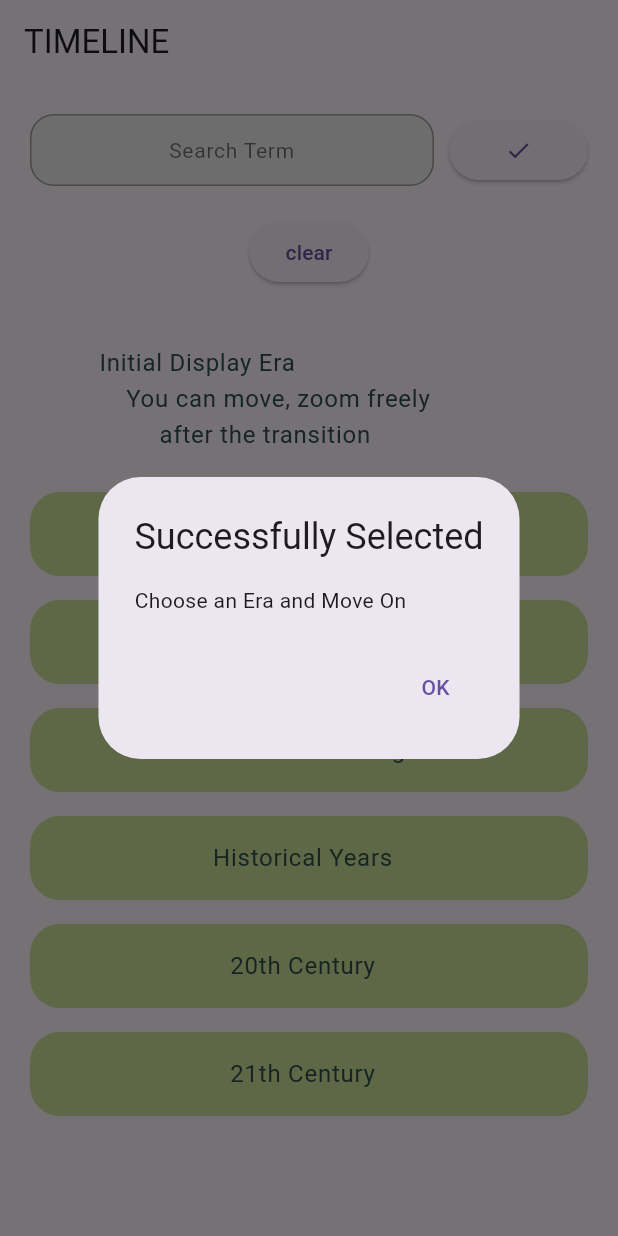
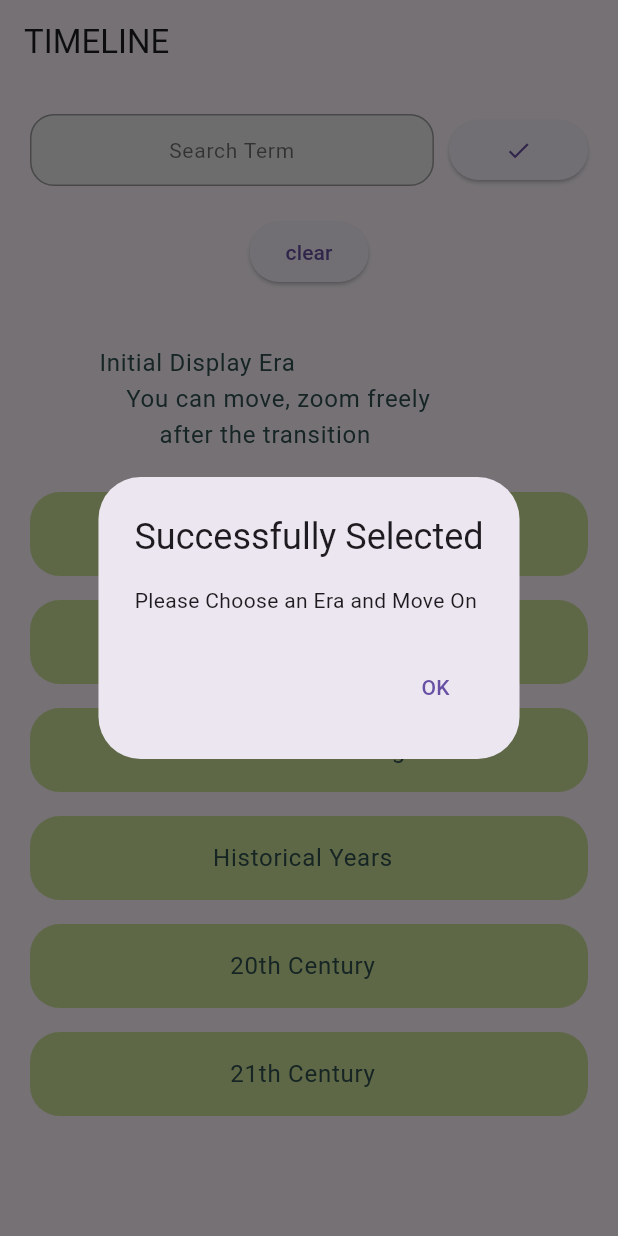
Before and after one commit to dongri727/timeline-firebase, a Flutter app: the screen it shows after launch, after a tap on the "done" icon, on a phone screen of 412 x 824 dp. Run offline on Flutter 3.47's test engine with Material 2 defaults, Android fonts, the phone set to English and light mode, and no system bars; our stand-ins replace cloud_firestore, firebase_core; accounts and stored records are empty; generated files the repository leaves out were written again.

```diff
--- a/lib/menu/menu.dart
+++ b/lib/menu/menu.dart
@@ -105,7 +105,7 @@ class MainMenuWidgetState extends State<MainMenuWidget> {
                                 builder: (BuildContext context){
                                   return AlertDialog(
                                     title: const Text('Successfully Selected'),
-                                    content: const Text('Choose an Era and Move On'),
+                                    content: const Text('Please Choose an Era and Move On'),
                                     actions: [
                                       TextButton(
                                           onPressed: () => Navigator.pop(context),
```
